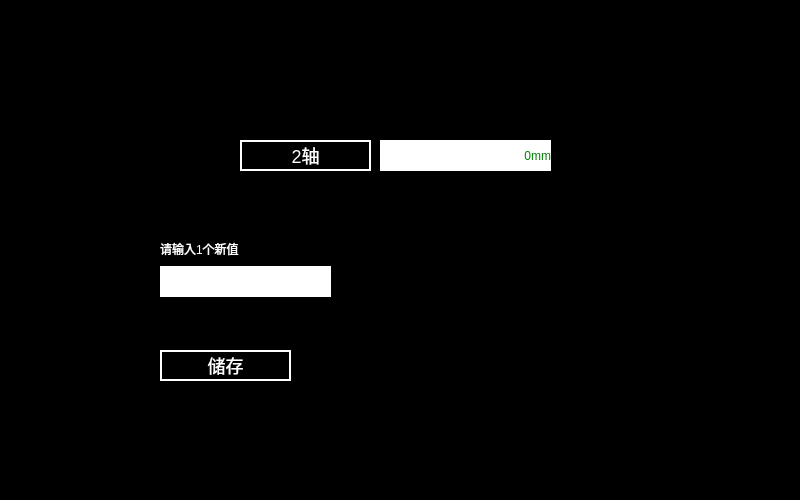
First picture: the form in main_wheel.ui, repository isliulin/Plan85HMI, before the edit.
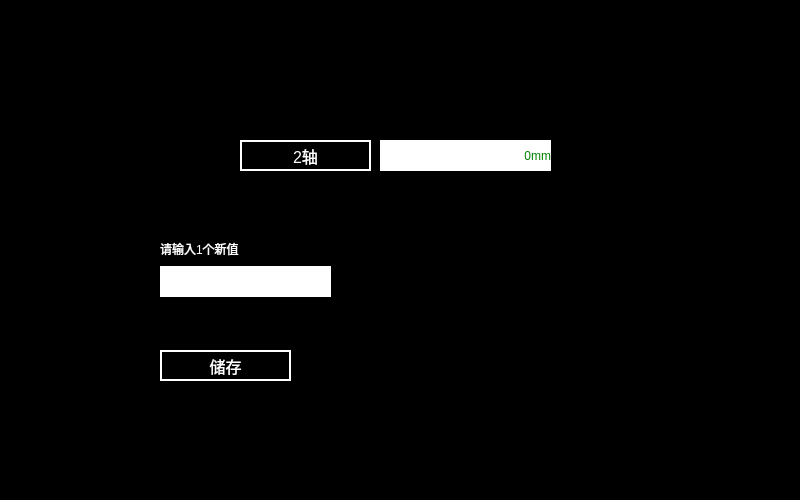
Second picture: the form after the edit.

What changed in the file:
```diff
--- a/main_wheel.ui
+++ b/main_wheel.ui
@@ -58,10 +58,10 @@
     </rect>
    </property>
    <property name="styleSheet">
-    <string notr="true">border:2px solid white;
-background-color: rgb(0, 0, 0);
-font:18px;
-color: rgb(255, 255, 255);</string>
+    <string notr="true">	font:16px;
+    color: rgb(255,255,255);
+	background-color: rgb(0, 0, 0);
+border:2px solid white;</string>
    </property>
    <property name="text">
     <string>储存</string>
@@ -114,10 +114,10 @@
     </rect>
    </property>
    <property name="styleSheet">
-    <string notr="true">border:2px solid white;
-background-color: rgb(0, 0, 0);
-font:18px;
-color: rgb(255, 255, 255);</string>
+    <string notr="true">	font:16px;
+    color: rgb(255,255,255);
+	background-color: rgb(0, 0, 0);
+border:2px solid white;</string>
    </property>
    <property name="text">
     <string>2轴</string>
```
Left out of the diff: 2 changed lines with no effect on the pictures.
